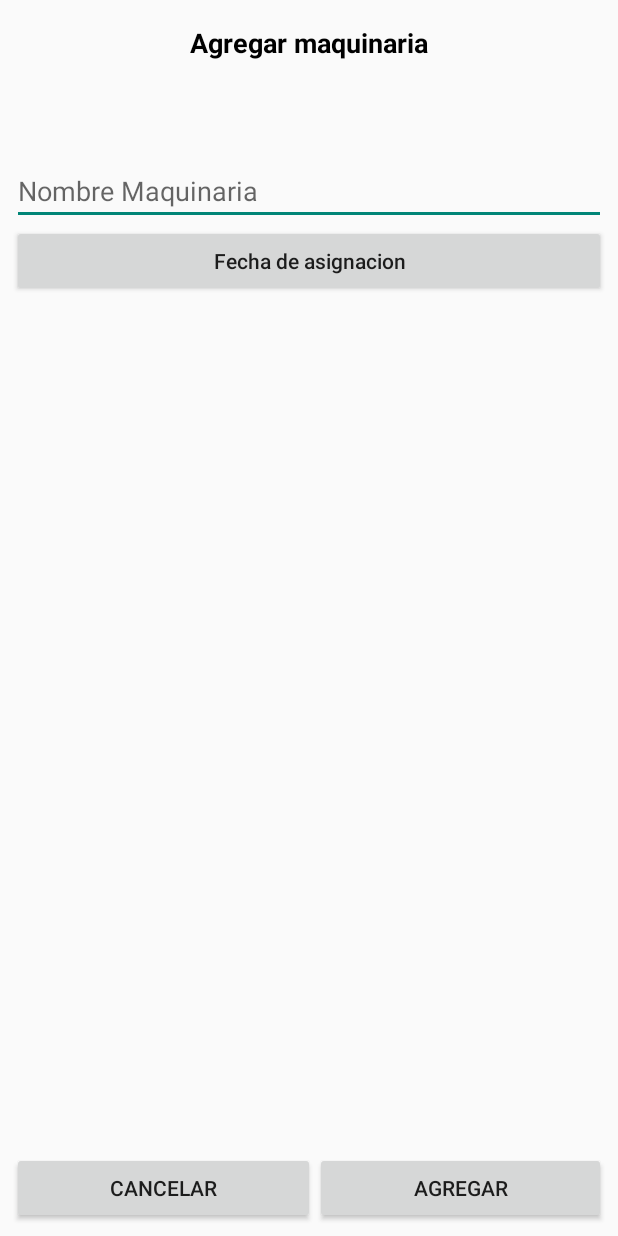
After one commit to MaCls98/SFApp, an Android app: the layout home_add_maquinaria.xml on its own in the app's theme, with its tools: preview values and no code run, on a phone screen of 412 x 824 dp. The commit adds this screen. Run offline under Robolectric (Android 15) with nearby library versions, the phone set to English and light mode, and no system bars.

Commit message:
Se agrego formulario maquinaria

```diff
--- a/app/src/main/java/com/android/sfapp/MainActivity.java
+++ b/app/src/main/java/com/android/sfapp/MainActivity.java
@@ -80,6 +80,10 @@ public class MainActivity extends AppCompatActivity implements AddMaterialDialog
                 R.layout.home_frag_obras,
                 R.layout.home_frag_add_colaboradores,
                 R.layout.home_frag_maq_nom,
+                //Agregar nomina
+                R.layout.home_add_nomina,
+                //Agregar maquinaria
+                R.layout.home_add_maquinaria,
                 R.layout.home_frag_reportes,
                 //Obras
                 //Agregar obra
--- /dev/null
+++ b/app/src/main/res/layout/home_add_maquinaria.xml
@@ -0,0 +1,84 @@
+<?xml version="1.0" encoding="utf-8"?>
+<android.support.constraint.ConstraintLayout
+    xmlns:android="http://schemas.android.com/apk/res/android"
+    xmlns:app="http://schemas.android.com/apk/res-auto"
+    xmlns:tools="http://schemas.android.com/tools"
+    android:layout_width="match_parent"
+    android:layout_height="match_parent">
+
+    <TextView
+        android:id="@+id/textView6"
+        android:layout_width="wrap_content"
+        android:layout_height="wrap_content"
+        android:layout_marginStart="8dp"
+        android:layout_marginTop="16dp"
+        android:layout_marginEnd="8dp"
+        android:text="Agregar maquinaria"
+        android:textColor="@android:color/black"
+        android:textSize="18sp"
+        android:textStyle="bold"
+        app:layout_constraintEnd_toEndOf="parent"
+        app:layout_constraintStart_toStartOf="parent"
+        app:layout_constraintTop_toTopOf="parent" />
+
+    <LinearLayout
+        android:id="@+id/linearLayout4"
+        android:layout_width="0dp"
+        android:layout_height="wrap_content"
+        android:layout_marginStart="8dp"
+        android:layout_marginEnd="8dp"
+        android:layout_marginBottom="8dp"
+        android:orientation="horizontal"
+        app:layout_constraintBottom_toBottomOf="parent"
+        app:layout_constraintEnd_toEndOf="parent"
+        app:layout_constraintStart_toStartOf="parent">
+
+        <Button
+            android:id="@+id/btn_cancelar_maquinaria"
+            android:layout_width="wrap_content"
+            android:layout_height="wrap_content"
+            android:layout_weight="1"
+            android:text="Cancelar" />
+
+        <Button
+            android:id="@+id/btn_agregar_maquinaria"
+            android:layout_width="wrap_content"
+            android:layout_height="wrap_content"
+            android:layout_weight="1"
+            android:text="Agregar" />
+    </LinearLayout>
+
+    <LinearLayout
+        android:layout_width="0dp"
+        android:layout_height="0dp"
+        android:layout_marginStart="8dp"
+        android:layout_marginTop="64dp"
+        android:layout_marginEnd="8dp"
+        android:layout_marginBottom="8dp"
+        android:orientation="vertical"
+        app:layout_constraintBottom_toTopOf="@+id/linearLayout4"
+        app:layout_constraintEnd_toEndOf="parent"
+        app:layout_constraintStart_toStartOf="parent"
+        app:layout_constraintTop_toBottomOf="@+id/textView6">
+
+        <EditText
+            android:id="@+id/et_maquinaria_nombre"
+            android:layout_width="match_parent"
+            android:layout_height="wrap_content"
+            android:ems="10"
+            android:hint="Nombre Maquinaria"
+            android:inputType="textPersonName" />
+
+        <Button
+            android:id="@+id/btn_fecha_maquinaria"
+            android:layout_width="match_parent"
+            android:layout_height="wrap_content"
+            android:text="Fecha de asignacion"
+            android:textAllCaps="false" />
+
+        <TextView
+            android:id="@+id/tv_date_maquinaria"
+            android:layout_width="match_parent"
+            android:layout_height="wrap_content" />
+    </LinearLayout>
+</android.support.constraint.ConstraintLayout>
--- a/app/src/main/res/layout/home_add_nomina.xml
+++ b/app/src/main/res/layout/home_add_nomina.xml
@@ -13,7 +13,7 @@
         android:layout_marginStart="8dp"
         android:layout_marginTop="16dp"
         android:layout_marginEnd="8dp"
-        android:text="Agregar Nomina"
+        android:text="@string/agregar_nomina"
         android:textColor="@android:color/black"
         android:textSize="18sp"
         android:textStyle="bold"
@@ -24,7 +24,7 @@
     <LinearLayout
         android:id="@+id/linearLayout3"
         android:layout_width="0dp"
-        android:layout_height="wrap_content"
+        android:layout_height="44dp"
         android:layout_marginStart="8dp"
         android:layout_marginEnd="8dp"
         android:layout_marginBottom="8dp"
@@ -38,7 +38,7 @@
             android:layout_width="wrap_content"
             android:layout_height="wrap_content"
             android:layout_weight="1"
-            android:text="Cancelar"
+            android:text="@string/cancelar"
             android:textAllCaps="false" />
 
         <Button
@@ -46,7 +46,7 @@
             android:layout_width="wrap_content"
             android:layout_height="wrap_content"
             android:layout_weight="1"
-            android:text="Agregar"
+            android:text="@string/agregar"
             android:textAllCaps="false" />
     </LinearLayout>
 
@@ -67,7 +67,7 @@
             android:layout_width="match_parent"
             android:layout_height="wrap_content"
             android:orientation="horizontal"
-            android:text="tgrfccrtgced">
+            android:text="@string/tgrfccrtgced">
 
             <EditText
                 android:id="@+id/et_nomina_nombre"
@@ -75,7 +75,7 @@
                 android:layout_height="wrap_content"
                 android:layout_weight="1"
                 android:ems="10"
-                android:hint="Nombre trabajador"
+                android:hint="@string/nombre_trabajador"
                 android:inputType="textPersonName" />
 
             <EditText
@@ -84,7 +84,7 @@
                 android:layout_height="wrap_content"
                 android:layout_weight="1"
                 android:ems="10"
-                android:hint="Apellido trabajador"
+                android:hint="@string/apellido_trabajador"
                 android:inputType="textPersonName" />
 
         </LinearLayout>
@@ -93,7 +93,7 @@
             android:id="@+id/textView7"
             android:layout_width="match_parent"
             android:layout_height="wrap_content"
-            android:text="Selecciona un tipo de documento" />
+            android:text="@string/selecciona_un_tipo_de_documento" />
 
         <Spinner
             android:id="@+id/sp_tipo_de_documento"
@@ -105,7 +105,7 @@
             android:layout_width="match_parent"
             android:layout_height="wrap_content"
             android:ems="10"
-            android:hint="Telefono trabajor"
+            android:hint="@string/telefono_trabajor"
             android:inputType="phone" />
 
         <EditText
@@ -113,7 +113,7 @@
             android:layout_width="match_parent"
             android:layout_height="wrap_content"
             android:ems="10"
-            android:hint="Salario trabajador"
+            android:hint="@string/salario_trabajador"
             android:inputType="number" />
 
     </LinearLayout>
--- a/app/src/main/res/values/strings.xml
+++ b/app/src/main/res/values/strings.xml
@@ -15,4 +15,13 @@
 
     <string name="Open"></string>
     <string name="Close"></string>
+    <string name="cancelar">Cancelar</string>
+    <string name="nombre_trabajador">Nombre trabajador</string>
+    <string name="apellido_trabajador">Apellido trabajador</string>
+    <string name="tgrfccrtgced">tgrfccrtgced</string>
+    <string name="selecciona_un_tipo_de_documento">Selecciona un tipo de documento</string>
+    <string name="agregar">Agregar</string>
+    <string name="agregar_nomina">Agregar Nomina</string>
+    <string name="salario_trabajador">Salario trabajador</string>
+    <string name="telefono_trabajor">Telefono trabajor</string>
 </resources>
```
